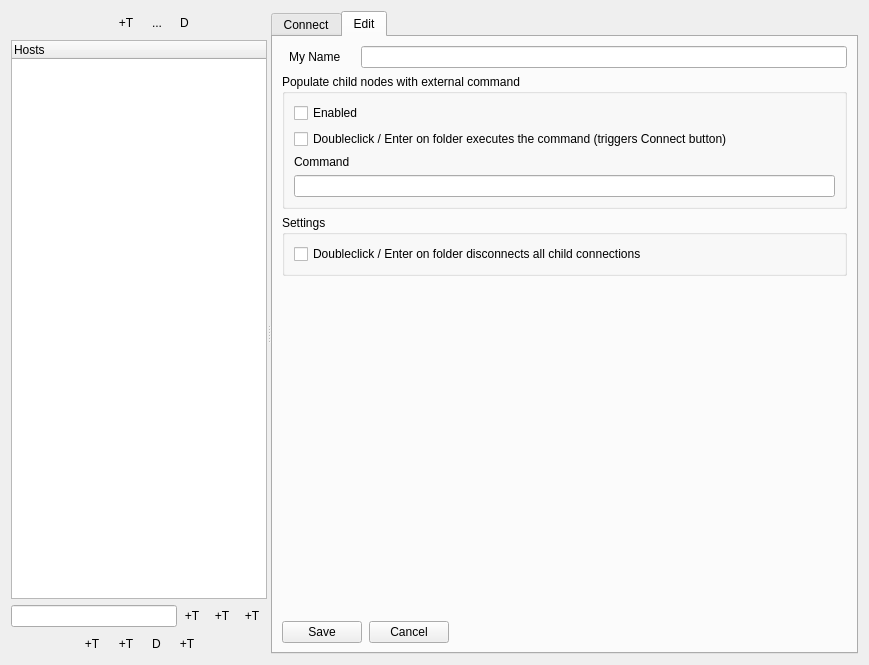
Old version of the form DoffenSSHTunnel/source/ATSkeleton.ui in the repository NgzQ3Ee5/DoffenSSHTunnel.
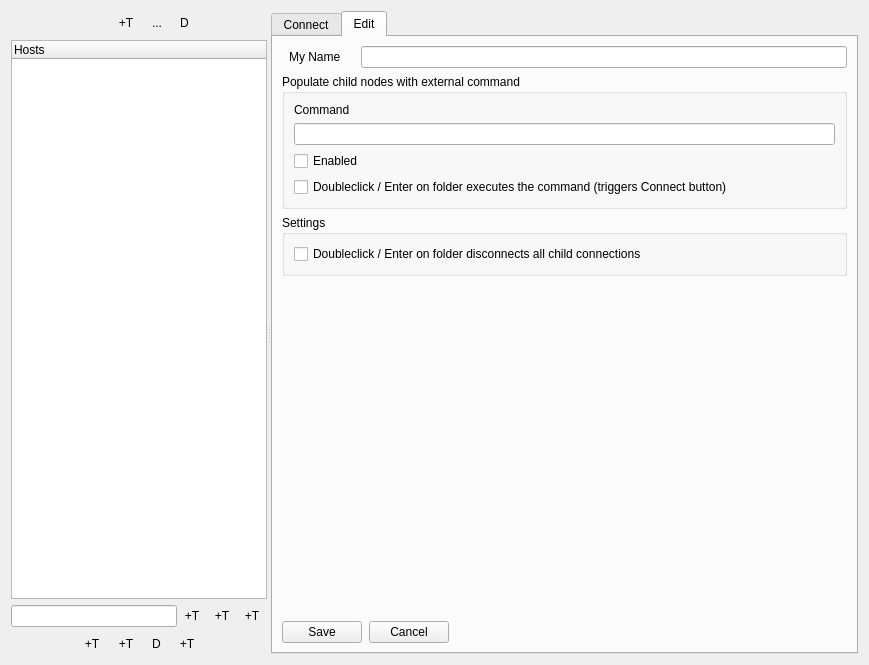
New version of the form. Icons and pictures are not drawn. Custom widgets are drawn as their Qt base class.

Commit message: Re-arranged folder command edit

```diff
--- a/DoffenSSHTunnel/source/ATSkeleton.ui
+++ b/DoffenSSHTunnel/source/ATSkeleton.ui
@@ -2216,13 +2216,17 @@
                <string>Populate child nodes with external command</string>
               </property>
               <layout class="QGridLayout" name="gridLayout_11">
-               <item row="0" column="1">
-                <widget class="QCheckBox" name="checkFolderChildNodesCommandEnabled">
-                 <property name="toolTip">
-                  <string>Enable / disable the feature</string>
+               <item row="5" column="1">
+                <widget class="QCheckBox" name="checkFolderActivateChildNodesCommand">
+                 <property name="text">
+                  <string>Doubleclick / Enter on folder executes the command (triggers Connect button)</string>
                  </property>
+                </widget>
+               </item>
+               <item row="2" column="1">
+                <widget class="QLabel" name="labelFolderChildNodesCommand">
                  <property name="text">
-                  <string>Enabled</string>
+                  <string>Command</string>
                  </property>
                 </widget>
                </item>
@@ -2236,17 +2240,13 @@
                  </property>
                 </widget>
                </item>
-               <item row="2" column="1">
-                <widget class="QLabel" name="labelFolderChildNodesCommand">
-                 <property name="text">
-                  <string>Command</string>
+               <item row="4" column="1">
+                <widget class="QCheckBox" name="checkFolderChildNodesCommandEnabled">
+                 <property name="toolTip">
+                  <string>Enable / disable the feature</string>
                  </property>
-                </widget>
-               </item>
-               <item row="1" column="1">
-                <widget class="QCheckBox" name="checkFolderActivateChildNodesCommand">
                  <property name="text">
-                  <string>Doubleclick / Enter on folder executes the command (triggers Connect button)</string>
+                  <string>Enabled</string>
                  </property>
                 </widget>
                </item>
```
Left out of the diff: 4 changed lines with no effect on the pictures.
